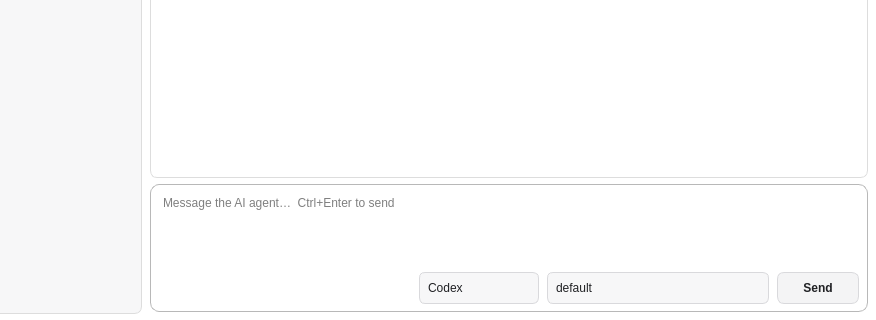
This is ai_agent.ui in frankyeh/DSI-Studio as Qt 5 draws it before an edit; both pictures show x 224 to 1100 and y 380 to 700 of the 1100 by 700 pixel window. The edited form follows.
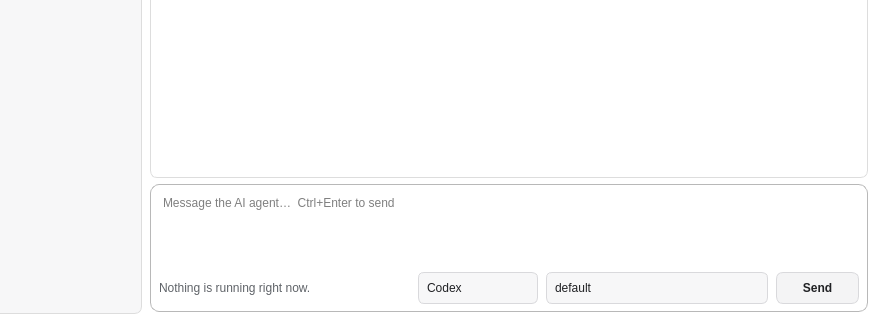
This is the edited form. Icons and pictures are not drawn.

Diff of the .ui file:
```diff
--- a/ai_agent.ui
+++ b/ai_agent.ui
@@ -323,18 +323,24 @@
                 </property>
                </widget>
               </item>
-              <item row="1" column="1">
-               <spacer name="ai_composer_status_spacer">
-                <property name="orientation">
-                 <enum>Qt::Horizontal</enum>
+              <item row="1" column="0" colspan="3">
+               <widget class="QLabel" name="ai_status">
+                <property name="sizePolicy">
+                 <sizepolicy hsizetype="Expanding" vsizetype="Preferred">
+                  <horstretch>0</horstretch>
+                  <verstretch>0</verstretch>
+                 </sizepolicy>
                 </property>
-                <property name="sizeHint" stdset="0">
-                 <size>
-                  <width>40</width>
-                  <height>20</height>
-                 </size>
+                <property name="styleSheet">
+                 <string notr="true">color: #5f6368;</string>
                 </property>
-               </spacer>
+                <property name="text">
+                 <string>Nothing is running right now.</string>
+                </property>
+                <property name="textInteractionFlags">
+                 <set>Qt::TextSelectableByMouse</set>
+                </property>
+               </widget>
               </item>
               <item row="1" column="3">
                <widget class="QComboBox" name="ai_agent_selector">
```
